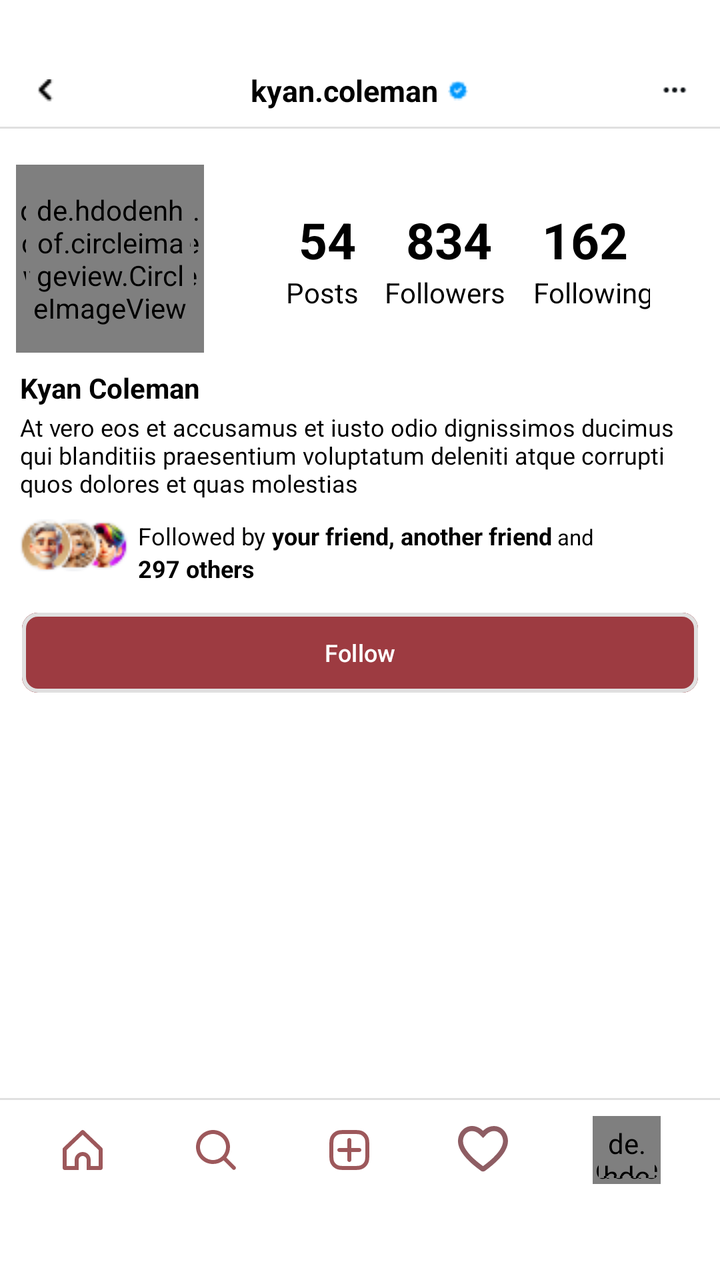
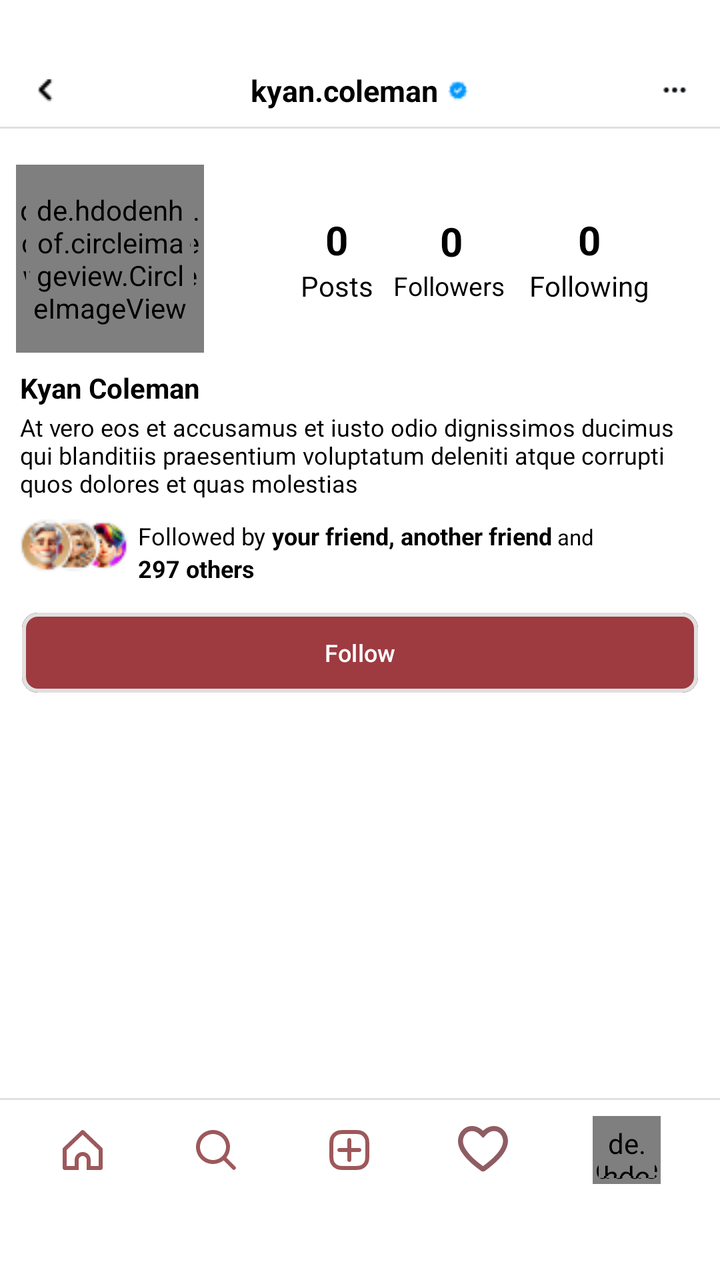

The first picture is an Android layout as it rendered before a commit; the second is the same layout after the commit. The layout source and the unified diff follow.
<!-- AndroidManifest.xml: application theme Theme._23I0761_23I0765 -->
<!-- res/layout/profile.xml -->
<?xml version="1.0" encoding="utf-8"?>
<RelativeLayout xmlns:android="http://schemas.android.com/apk/res/android"
    xmlns:app="http://schemas.android.com/apk/res-auto"
    xmlns:tools="http://schemas.android.com/tools"
    android:id="@+id/main"
    android:layout_width="match_parent"
    android:layout_height="match_parent"
    tools:context=".MainActivity22"
    android:background="@color/white">

    <LinearLayout
        android:layout_width="match_parent"
        android:layout_height="wrap_content"
        android:layout_alignParentTop="true"
        android:orientation="horizontal"
        android:weightSum="8"
        android:layout_marginTop="35dp"
        android:id="@+id/top_bar">

        <ImageView
            android:layout_width="0dp"
            android:layout_height="wrap_content"
            android:layout_weight="1"
            android:src="@drawable/chevron_black"
            android:layout_gravity="left|center"
            android:id="@+id/exit_dm"/>

        <View
            android:layout_width="0dp"
            android:layout_height="1dp"
            android:layout_weight="1.5"/>

        <LinearLayout
            android:layout_width="0dp"
            android:layout_height="wrap_content"
            android:orientation="horizontal"
            android:layout_weight="3"
            android:gravity="center">

            <TextView
                android:layout_width="wrap_content"
                android:layout_height="wrap_content"
                android:text="kyan.coleman"
                android:textStyle="bold"
                android:textSize="15sp"
                android:gravity="center"
                android:textColor="@color/black"
                android:id="@+id/uname"/>

            <ImageView
                android:layout_marginLeft="5dp"
                android:layout_width="wrap_content"
                android:layout_height="13dp"
                android:src="@drawable/badge_blue"
                android:layout_gravity="center"/>

        </LinearLayout>

        <View
            android:layout_width="0dp"
            android:layout_height="1dp"
            android:layout_weight="1.5"/>

        <ImageView
            android:id="@+id/options"
            android:layout_width="0dp"
            android:layout_height="20dp"
            android:layout_weight="1"
            android:src="@drawable/options"
            android:layout_gravity="center"/>

    </LinearLayout>

    <View
        android:layout_width="match_parent"
        android:layout_height="1dp"
        android:background="@color/view"
        android:layout_below="@id/top_bar"
        android:layout_marginTop="8dp"
        android:id="@+id/top_bar2"/>

    <ScrollView
        android:layout_width="match_parent"
        android:layout_height="match_parent"
        android:layout_below="@id/top_bar2"
        android:layout_above="@id/bottom_nav">

        <LinearLayout
            android:layout_width="match_parent"
            android:layout_height="match_parent"
            android:orientation="vertical">

            <LinearLayout
                android:layout_width="match_parent"
                android:layout_height="wrap_content"
                android:orientation="horizontal"
                android:layout_marginEnd="15dp"
                android:layout_marginTop="15dp"
                android:layout_marginStart="5dp"
                android:layout_marginBottom="5dp">

                <FrameLayout
                    android:layout_width="100dp"
                    android:layout_height="100dp"
                    android:id="@+id/profile">

                    <de.hdodenhof.circleimageview.CircleImageView
                        android:layout_width="94dp"
                        android:layout_height="94dp"
                        android:layout_gravity="center"
                        android:background="@drawable/gradient"
                        android:scaleType="centerCrop"/>

                    <de.hdodenhof.circleimageview.CircleImageView
                        android:layout_width="84dp"
                        android:layout_height="84dp"
                        android:src="@drawable/white_circle"
                        android:layout_gravity="center"/>

                    <de.hdodenhof.circleimageview.CircleImageView
                        android:layout_width="80dp"
                        android:layout_height="80dp"
                        android:layout_gravity="center"
                        android:id="@+id/dp"/>

                </FrameLayout>

                <LinearLayout
                    android:layout_width="match_parent"
                    android:layout_height="match_parent"
                    android:orientation="vertical"
                    android:layout_marginEnd="20dp"
                    android:gravity="center">

                    <LinearLayout
                        android:layout_width="match_parent"
                        android:layout_height="wrap_content"
                        android:orientation="horizontal"
                        android:gravity="center"
                        android:layout_marginStart="17dp">

                        <TextView
                            android:id="@+id/one"
                            android:layout_width="wrap_content"
                            android:layout_height="wrap_content"
                            android:text="54"
                            android:textSize="25sp"
                            android:textStyle="bold"
                            android:textColor="@color/black"
                            android:layout_marginEnd="25dp"/>

                        <TextView
                            android:id="@+id/two"
                            android:layout_width="wrap_content"
                            android:layout_height="wrap_content"
                            android:text="834"
                            android:layout_marginEnd="25dp"
                            android:textSize="25sp"
                            android:textStyle="bold"
                            android:textColor="@color/black"/>

                        <TextView
                            android:id="@+id/three"
                            android:layout_width="wrap_content"
                            android:layout_height="wrap_content"
                            android:text="162"
                            android:textSize="25sp"
                            android:textStyle="bold"
                            android:textColor="@color/black"/>

                    </LinearLayout>

                    <LinearLayout
                        android:layout_width="match_parent"
                        android:layout_height="wrap_content"
                        android:orientation="horizontal"
                        android:gravity="center"
                        android:layout_marginStart="20dp">

                        <TextView
                            android:layout_width="wrap_content"
                            android:layout_height="wrap_content"
                            android:layout_below="@id/one"
                            android:text="Posts"
                            android:textSize="14sp"
                            android:textColor="@color/black"
                            android:layout_marginEnd="13dp"/>

                        <TextView
                            android:layout_width="wrap_content"
                            android:layout_height="wrap_content"
                            android:layout_below="@id/one"
                            android:text="Followers"
                            android:textSize="14sp"
                            android:textColor="@color/black"
                            android:layout_marginEnd="14dp"/>

                        <TextView
                            android:layout_width="wrap_content"
                            android:layout_height="wrap_content"
                            android:layout_below="@id/one"
                            android:text="Following"
                            android:textSize="14sp"
                            android:textColor="@color/black"/>

                    </LinearLayout>

                </LinearLayout>

            </LinearLayout>

            <LinearLayout
                android:layout_width="match_parent"
                android:layout_height="wrap_content"
                android:layout_marginHorizontal="10dp"
                android:orientation="vertical"
                android:layout_marginBottom="10dp">

                <TextView
                    android:layout_width="wrap_content"
                    android:layout_height="wrap_content"
                    android:text="Kyan Coleman"
                    android:textSize="14sp"
                    android:textStyle="bold"
                    android:textColor="@color/black"
                    android:id="@+id/name"/>


                <TextView
                    android:layout_width="wrap_content"
                    android:layout_height="wrap_content"
                    android:text="At vero eos et accusamus et iusto odio dignissimos ducimus qui blanditiis praesentium voluptatum deleniti atque corrupti quos dolores et quas molestias "
                    android:textSize="12sp"
                    android:textColor="@color/black"
                    android:layout_marginTop="2dp"
                    android:id="@+id/bio"/>



                <LinearLayout
                    android:layout_width="match_parent"
                    android:layout_height="wrap_content"
                    android:orientation="horizontal"
                    android:layout_marginTop="10dp">

                    <ImageView
                        android:layout_width="wrap_content"
                        android:layout_height="wrap_content"
                        android:src="@drawable/follows"/>

                    <LinearLayout
                        android:layout_width="match_parent"
                        android:layout_height="wrap_content"
                        android:orientation="vertical"
                        android:layout_marginStart="5dp">

                        <LinearLayout
                            android:layout_width="wrap_content"
                            android:layout_height="wrap_content"
                            android:orientation="horizontal">

                            <TextView
                                android:layout_width="wrap_content"
                                android:layout_height="wrap_content"
                                android:text="Followed by "
                                android:textSize="12sp"
                                android:textColor="@color/black"/>

                            <TextView
                                android:layout_width="wrap_content"
                                android:layout_height="wrap_content"
                                android:text="your friend, another friend"
                                android:textStyle="bold"
                                android:textSize="12sp"
                                android:textColor="@color/black"/>

                            <TextView
                                android:layout_width="wrap_content"
                                android:layout_height="wrap_content"
                                android:text=" and "
                                android:textSize="11sp"
                                android:textColor="@color/black"/>

                        </LinearLayout>

                        <TextView
                            android:layout_width="wrap_content"
                            android:layout_height="wrap_content"
                            android:text="297 others"
                            android:textStyle="bold"
                            android:textSize="12sp"
                            android:textColor="@color/black"/>

                    </LinearLayout>

                </LinearLayout>


            </LinearLayout>

            

                <com.google.android.material.button.MaterialButton
                    android:id="@+id/follow"
                    android:layout_width="match_parent"
                    android:layout_height="wrap_content"
                    android:layout_centerInParent="true"
                    android:layout_marginHorizontal="11dp"
                    android:backgroundTint="@color/SMD"
                    android:text="Follow"
                    android:textColor="@color/white"
                    android:textSize="12sp"
                    app:cornerRadius="8dp"
                    app:strokeColor="@color/view"
                    app:strokeWidth="2dp" />

        </LinearLayout>

    </ScrollView>

    <View
        android:id="@+id/topbar_separator"
        android:layout_width="match_parent"
        android:layout_height="1dp"
        android:background="@color/view"
        android:layout_above="@id/bottom_nav"/>

    <LinearLayout
        android:layout_width="match_parent"
        android:layout_height="wrap_content"
        android:orientation="vertical"
        android:layout_alignParentBottom="true"
        android:id="@+id/bottom_nav"
        android:weightSum="3">
        <LinearLayout
            android:layout_width="match_parent"
            android:layout_height="wrap_content"
            android:orientation="horizontal"
            android:gravity="center_vertical"
            android:padding="8dp"
            android:weightSum="5"
            android:background="@color/white"
            android:layout_weight="1">

            <ImageView
                android:layout_width="24dp"
                android:layout_height="24dp"
                android:src="@drawable/home2"
                android:layout_weight="1"
                android:id="@+id/home"/>

            <ImageView
                android:id="@+id/search"
                android:layout_width="24dp"
                android:layout_height="24dp"
                android:src="@drawable/search"
                android:layout_weight="1"/>

            <ImageView
                android:layout_width="24dp"
                android:layout_height="24dp"
                android:src="@drawable/create"
                android:layout_weight="1"/>

            <ImageView
                android:layout_width="24dp"
                android:layout_height="24dp"
                android:src="@drawable/like2"
                android:layout_weight="1"/>

            <FrameLayout
                android:layout_width="wrap_content"
                android:layout_height="wrap_content"
                android:layout_weight="1">

                <de.hdodenhof.circleimageview.CircleImageView
                    android:layout_width="34dp"
                    android:layout_height="34dp"
                    android:src="@drawable/story_circle_smd"
                    android:layout_gravity="center"/>

                <de.hdodenhof.circleimageview.CircleImageView
                    android:layout_width="28dp"
                    android:layout_height="28dp"
                    android:src="@drawable/white_circle"
                    android:layout_gravity="center"/>
                <de.hdodenhof.circleimageview.CircleImageView
                    android:layout_width="26dp"
                    android:layout_height="26dp"
                    android:layout_gravity="center"
                    android:id="@+id/profile_bottom"/>

            </FrameLayout>


        </LinearLayout>

        <LinearLayout
            android:layout_width="match_parent"
            android:layout_height="40dp"
            android:layout_alignParentBottom="true"
            android:layout_weight="1"
            android:background="@color/white"/>

    </LinearLayout>

</RelativeLayout>
<!-- resources referenced by this layout -->
<resources>
  <color name="SMD">#9D3B41</color>
  <color name="black">#FF000000</color>
  <color name="view">#E0E0E0</color>
  <color name="white">#FFFFFFFF</color>
  <!-- drawable gradient (drawable) -->
  <?xml version="1.0" encoding="utf-8"?>
  <shape xmlns:android="http://schemas.android.com/apk/res/android"
      android:shape="oval">
  
      <stroke
          android:width="3dp"
          android:color="@android:color/transparent" />
  
      <gradient
          android:type="sweep"
          android:useLevel="false"
          android:angle="0"
          android:centerColor="#FFDC00"
          android:startColor="#FF0050"
          android:endColor="#FFD600"
          android:color="@array/rainbow_colors"/>
  
      <size
          android:width="72dp"
          android:height="72dp" />
  </shape>
  <!-- drawable home2 (drawable) -->
  <vector xmlns:android="http://schemas.android.com/apk/res/android" android:autoMirrored="true" android:height="24dp" android:viewportHeight="24" android:viewportWidth="24" android:width="24dp">
        
      <path android:fillColor="#9D585B" android:fillType="evenOdd" android:pathData="M12.69,2.276C12.304,1.908 11.696,1.908 11.31,2.276L2.31,10.858C2.112,11.047 2,11.309 2,11.582V21C2,21.552 2.448,22 3,22H10V17C10,15.895 10.895,15 12,15C13.105,15 14,15.895 14,17V22H21C21.552,22 22,21.552 22,21V11.582C22,11.309 21.888,11.047 21.69,10.858L12.69,2.276ZM16,20H20V12.01L12,4.382L4,12.01V20H8V17C8,14.791 9.791,13 12,13C14.209,13 16,14.791 16,17V20Z"/>
      
  </vector>
  <!-- drawable search (drawable) -->
  <vector xmlns:android="http://schemas.android.com/apk/res/android" android:autoMirrored="true" android:height="24dp" android:viewportHeight="24" android:viewportWidth="24" android:width="24dp">
        
      <path android:fillColor="#9D585B" android:fillType="evenOdd" android:pathData="M15.762,17.176C14.314,18.318 12.487,19 10.5,19C5.806,19 2,15.194 2,10.5C2,5.806 5.806,2 10.5,2C15.194,2 19,5.806 19,10.5C19,12.487 18.318,14.314 17.176,15.762L21.657,20.243C22.047,20.633 22.047,21.266 21.657,21.657C21.266,22.047 20.633,22.047 20.243,21.657L15.762,17.176ZM17,10.5C17,14.09 14.09,17 10.5,17C6.91,17 4,14.09 4,10.5C4,6.91 6.91,4 10.5,4C14.09,4 17,6.91 17,10.5Z"/>
      
  </vector>
  <!-- drawable story_circle_smd (drawable) -->
  <?xml version="1.0" encoding="utf-8" ?>
  <shape xmlns:android="http://schemas.android.com/apk/res/android">
  
      <solid
          android:color="@android:color/white"/>
  
      <stroke
          android:width="4dp"
          android:color="@color/SMD"/>
  
      <corners
          android:radius="50dp"
          />
  
      <size
          android:height="65dp"
          android:width="65dp"/>
  </shape>
  <!-- drawable white_circle (drawable) -->
  <?xml version="1.0" encoding="utf-8" ?>
  <shape xmlns:android="http://schemas.android.com/apk/res/android">
  
      <solid
          android:color="@color/white"/>
  
      <corners
          android:radius="100dp"
          />
  
      <size
          android:height="100dp"
          android:width="100dp"/>
  </shape>
  <style name="Theme._23I0761_23I0765" parent="Base.Theme._23I0761_23I0765" />
  <style name="Base.Theme._23I0761_23I0765" parent="Theme.Material3.DayNight.NoActionBar">
          
          
      </style>
  <!-- unchanged entries left out for length: 6 -->
</resources>

<!-- the commit's change to res/layout/profile.xml (unified diff, before → after) -->
@@ -128,84 +128,110 @@
                 <LinearLayout
                     android:layout_width="match_parent"
                     android:layout_height="match_parent"
-                    android:orientation="vertical"
+                    android:orientation="horizontal"
                     android:layout_marginEnd="20dp"
-                    android:gravity="center">
+                    android:gravity="center"
+                    android:layout_marginStart="35dp"
+                    android:layout_gravity="center_vertical"
+                    >
 
                     <LinearLayout
-                        android:layout_width="match_parent"
+                        android:layout_width="wrap_content"
                         android:layout_height="wrap_content"
-                        android:orientation="horizontal"
+                        android:orientation="vertical"
                         android:gravity="center"
-                        android:layout_marginStart="17dp">
-
-                        <TextView
-                            android:id="@+id/one"
-                            android:layout_width="wrap_content"
-                            android:layout_height="wrap_content"
-                            android:text="54"
-                            android:textSize="25sp"
+                        android:layout_marginStart="10dp"
+                        >
+
+                        <TextView
+                            android:id="@+id/posts"
+
+                            android:layout_width="wrap_content"
+                            android:layout_height="wrap_content"
+                            android:text="0"
+                            android:textSize="20sp"
                             android:textStyle="bold"
                             android:textColor="@color/black"
-                            android:layout_marginEnd="25dp"/>
-
-                        <TextView
-                            android:id="@+id/two"
-                            android:layout_width="wrap_content"
-                            android:layout_height="wrap_content"
-                            android:text="834"
-                            android:layout_marginEnd="25dp"
-                            android:textSize="25sp"
-                            android:textStyle="bold"
-                            android:textColor="@color/black"/>
-
-                        <TextView
-                            android:id="@+id/three"
-                            android:layout_width="wrap_content"
-                            android:layout_height="wrap_content"
-                            android:text="162"
-                            android:textSize="25sp"
-                            android:textStyle="bold"
-                            android:textColor="@color/black"/>
-
-                    </LinearLayout>
-
-                    <LinearLayout
-                        android:layout_width="match_parent"
-                        android:layout_height="wrap_content"
-                        android:orientation="horizontal"
-                        android:gravity="center"
-                        android:layout_marginStart="20dp">
-
-                        <TextView
-                            android:layout_width="wrap_content"
-                            android:layout_height="wrap_content"
-                            android:layout_below="@id/one"
+
+                            />
+
+                        <TextView
+                            android:layout_width="wrap_content"
+                            android:layout_height="wrap_content"
                             android:text="Posts"
                             android:textSize="14sp"
                             android:textColor="@color/black"
-                            android:layout_marginEnd="13dp"/>
-
-                        <TextView
-                            android:layout_width="wrap_content"
-                            android:layout_height="wrap_content"
-                            android:layout_below="@id/one"
+
+                            />
+
+                    </LinearLayout>
+
+                    <LinearLayout
+                        android:layout_width="wrap_content"
+                        android:layout_height="wrap_content"
+                        android:orientation="vertical"
+                        android:gravity="center"
+                        android:layout_marginStart="10dp"
+                        android:id="@+id/follower_screen"
+                        >
+
+                        <TextView
+                            android:id="@+id/followers"
+                            android:layout_width="wrap_content"
+                            android:layout_height="wrap_content"
+                            android:text="0"
+                            android:textSize="20sp"
+                            android:textStyle="bold"
+                            android:textColor="@color/black"
+
+                            />
+
+                        <TextView
+                            android:layout_width="58dp"
+                            android:layout_height="wrap_content"
                             android:text="Followers"
-                            android:textSize="14sp"
-                            android:textColor="@color/black"
-                            android:layout_marginEnd="14dp"/>
-
-                        <TextView
-                            android:layout_width="wrap_content"
-                            android:layout_height="wrap_content"
-                            android:layout_below="@id/one"
+                            android:textSize="13sp"
+                            android:textColor="@color/black"
+
+                            />
+
+                    </LinearLayout>
+
+                    <LinearLayout
+                        android:layout_width="wrap_content"
+
+                        android:layout_height="wrap_content"
+                        android:orientation="vertical"
+                        android:gravity="center"
+                        android:layout_marginStart="10dp"
+                        android:id="@+id/following_screen"
+                        >
+
+                        <TextView
+                            android:id="@+id/following"
+                            android:layout_width="wrap_content"
+                            android:layout_height="wrap_content"
+                            android:text="0"
+                            android:textSize="20sp"
+                            android:textStyle="bold"
+                            android:textColor="@color/black"
+
+                            />
+
+                        <TextView
+                            android:layout_width="wrap_content"
+                            android:layout_height="wrap_content"
                             android:text="Following"
                             android:textSize="14sp"
-                            android:textColor="@color/black"/>
+                            android:textColor="@color/black"
+
+                            />
 
                     </LinearLayout>
 
+
                 </LinearLayout>
+
 
             </LinearLayout>
 
